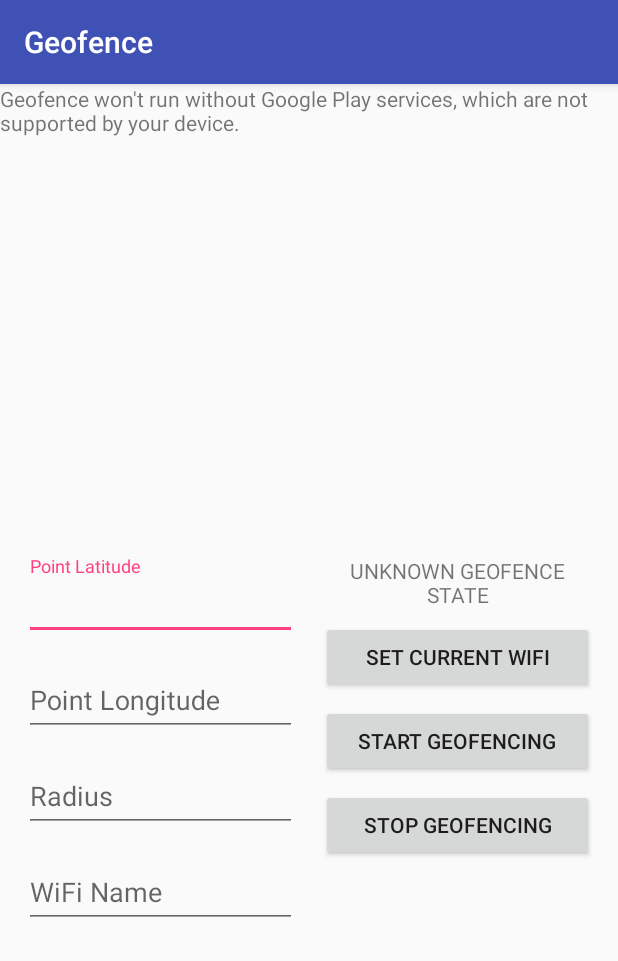
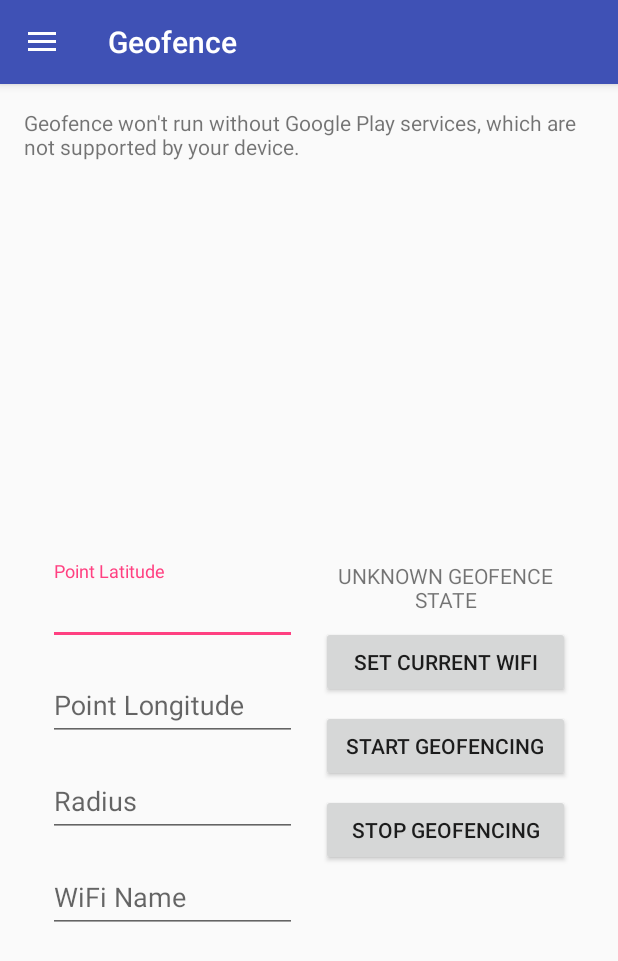
Before and after one commit to ashaevy/Geofence, an Android app: the screen it shows after launch (GeofenceActivity before the commit, MainActivity after it), on a phone screen of 412 x 824 dp. Shown: the top 961 px of the screen. Run offline under Robolectric (Android 15) with nearby library versions, the phone set to English and light mode, and no system bars; 5 statements that could not run were skipped.

Commit message:
Added Navigation Drawer. Moved everything from MainActivity to GeofenceFragment.

```diff
--- a/app/build.gradle
+++ b/app/build.gradle
@@ -35,7 +35,7 @@ android {
 
     // Remove mockRelease as it's not needed.
     android.variantFilter { variant ->
-        if(variant.buildType.name.equals('release')
+        if (variant.buildType.name.equals('release')
                 && variant.getFlavors().get(0).name.equals('mock')) {
             variant.setIgnore(true);
         }
@@ -48,6 +48,7 @@ dependencies {
     compile "com.google.android.gms:play-services:$rootProject.googlePlayServicesVersion"
 
     compile "com.android.support:appcompat-v7:$rootProject.supportLibraryVersion"
+    compile "com.android.support:support-v4:$rootProject.supportLibraryVersion"
     compile "com.android.support:design:$rootProject.supportLibraryVersion"
     compile "com.android.support.constraint:constraint-layout:$rootProject.constraintLayoutVersion"
 
--- a/app/src/main/AndroidManifest.xml
+++ b/app/src/main/AndroidManifest.xml
@@ -31,8 +31,9 @@
             android:value="@string/google_maps_key" />
 
         <activity
-            android:name=".GeofenceActivity"
-            android:label="@string/title_activity_geofence">
+            android:name=".MainActivity"
+            android:label="@string/title_activity_geofence"
+            android:theme="@style/AppTheme.NoActionBar">
             <intent-filter>
                 <action android:name="android.intent.action.MAIN" />
 
--- a/app/src/main/java/com/ashaevy/geofence/GeofenceActivity.java
+++ /dev/null
@@ -1,65 +0,0 @@
-package com.ashaevy.geofence;
-
-import android.os.Bundle;
-import android.support.v7.app.AppCompatActivity;
-
-import com.ashaevy.geofence.data.source.GeofenceDataSource;
-import com.ashaevy.geofence.transition.LocationBasedGeofenceHelper;
-
-/**
- * Main activity.
- */
-public class GeofenceActivity extends AppCompatActivity {
-
-    private GeofencePresenter mGeofencePresenter;
-
-    @Override
-    protected void onCreate(Bundle savedInstanceState) {
-        super.onCreate(savedInstanceState);
-        setContentView(R.layout.activity_geofence);
-
-        GeofenceContract.MapView mapView = ((GeofenceContract.MapView) getSupportFragmentManager().
-                findFragmentById(R.id.map));
-        GeofenceContract.ControlsView controlsView = ((GeofenceContract.ControlsView)
-                getSupportFragmentManager().findFragmentById(R.id.controls));
-
-        DialogsFragment dialogsFragment = ((DialogsFragment) getSupportFragmentManager().
-                findFragmentByTag(Constants.DIALOGS_FRAGMENT_TAG));
-        if (dialogsFragment == null) {
-            dialogsFragment = new DialogsFragment();
-            getSupportFragmentManager().beginTransaction().add(dialogsFragment,
-                    Constants.DIALOGS_FRAGMENT_TAG).commit();
-        }
-
-        GeofenceDataSource geofenceDataSource = Injection.provideGeofenceDataSource(this);
-        LocationBasedGeofenceHelper geofenceHelper = new LocationBasedGeofenceHelper(this);
-
-        GeofencePresenter.Views views = new GeofencePresenter.Views(mapView,
-                controlsView, dialogsFragment);
-
-        mGeofencePresenter = new GeofencePresenter(geofenceDataSource, views,
-                geofenceHelper);
-
-        mGeofencePresenter.create(savedInstanceState);
-
-    }
-
-    @Override
-    protected void onStart() {
-        super.onStart();
-        mGeofencePresenter.start(this);
-    }
-
-    @Override
-    protected void onSaveInstanceState(Bundle outState) {
-        super.onSaveInstanceState(outState);
-        mGeofencePresenter.saveInstanceState(outState);
-    }
-
-    @Override
-    protected void onStop() {
-        mGeofencePresenter.stop(this);
-        super.onStop();
-    }
-
-}
--- /dev/null
+++ b/app/src/main/java/com/ashaevy/geofence/GeofenceFragment.java
@@ -0,0 +1,75 @@
+package com.ashaevy.geofence;
+
+
+import android.os.Bundle;
+import android.support.annotation.Nullable;
+import android.support.v4.app.Fragment;
+import android.view.LayoutInflater;
+import android.view.View;
+import android.view.ViewGroup;
+
+import com.ashaevy.geofence.data.source.GeofenceDataSource;
+import com.ashaevy.geofence.transition.LocationBasedGeofenceHelper;
+
+/**
+ * Fragment that contains main application UI.
+ */
+public class GeofenceFragment extends Fragment {
+
+    private GeofencePresenter mGeofencePresenter;
+
+    public GeofenceFragment() {
+        // Required empty public constructor
+    }
+
+    @Override
+    public View onCreateView(LayoutInflater inflater, ViewGroup container,
+                             Bundle savedInstanceState) {
+        return inflater.inflate(R.layout.activity_geofence, container, false);
+    }
+
+    @Override
+    public void onViewCreated(View view, @Nullable Bundle savedInstanceState) {
+        super.onViewCreated(view, savedInstanceState);
+        GeofenceContract.MapView mapView = ((GeofenceContract.MapView) getChildFragmentManager().
+                findFragmentById(R.id.map));
+        GeofenceContract.ControlsView controlsView = ((GeofenceContract.ControlsView)
+                getChildFragmentManager().findFragmentById(R.id.controls));
+
+        DialogsFragment dialogsFragment = ((DialogsFragment) getFragmentManager().
+                findFragmentByTag(Constants.DIALOGS_FRAGMENT_TAG));
+        if (dialogsFragment == null) {
+            dialogsFragment = new DialogsFragment();
+            getChildFragmentManager().beginTransaction().add(dialogsFragment,
+                    Constants.DIALOGS_FRAGMENT_TAG).commit();
+        }
+
+        GeofenceDataSource geofenceDataSource = Injection.provideGeofenceDataSource(getActivity());
+        LocationBasedGeofenceHelper geofenceHelper = new LocationBasedGeofenceHelper(getActivity());
+
+        GeofencePresenter.Views views = new GeofencePresenter.Views(mapView,
+                controlsView, dialogsFragment);
+
+        mGeofencePresenter = new GeofencePresenter(geofenceDataSource, views,
+                geofenceHelper);
+        mGeofencePresenter.create(savedInstanceState);
+    }
+
+    @Override
+    public void onStart() {
+        super.onStart();
+        mGeofencePresenter.start(getActivity());
+    }
+
+    @Override
+    public void onSaveInstanceState(Bundle outState) {
+        super.onSaveInstanceState(outState);
+        mGeofencePresenter.saveInstanceState(outState);
+    }
+
+    @Override
+    public void onStop() {
+        mGeofencePresenter.stop(getActivity());
+        super.onStop();
+    }
+}
--- /dev/null
+++ b/app/src/main/java/com/ashaevy/geofence/MainActivity.java
@@ -0,0 +1,73 @@
+package com.ashaevy.geofence;
+
+import android.os.Bundle;
+import android.support.design.widget.NavigationView;
+import android.support.v4.view.GravityCompat;
+import android.support.v4.widget.DrawerLayout;
+import android.support.v7.app.ActionBarDrawerToggle;
+import android.support.v7.app.AppCompatActivity;
+import android.support.v7.widget.Toolbar;
+import android.view.MenuItem;
+
+/**
+ * Main activity.
+ */
+public class MainActivity extends AppCompatActivity
+        implements NavigationView.OnNavigationItemSelectedListener{
+
+    @Override
+    protected void onCreate(Bundle savedInstanceState) {
+        super.onCreate(savedInstanceState);
+        setContentView(R.layout.activity_main);
+
+        Toolbar toolbar = (Toolbar) findViewById(R.id.toolbar);
+        setSupportActionBar(toolbar);
+
+        DrawerLayout drawer = (DrawerLayout) findViewById(R.id.drawer_layout);
+        ActionBarDrawerToggle toggle = new ActionBarDrawerToggle(
+                this, drawer, toolbar, R.string.navigation_drawer_open, R.string.navigation_drawer_close);
+        drawer.setDrawerListener(toggle);
+        toggle.syncState();
+
+        NavigationView navigationView = (NavigationView) findViewById(R.id.nav_view);
+        navigationView.setNavigationItemSelectedListener(this);
+
+        if (savedInstanceState == null) {
+            navigationView.setCheckedItem(R.id.nav_geofence);
+            selectNavigationItem(R.id.nav_geofence);
+        }
+
+    }
+
+    @Override
+    public void onBackPressed() {
+        DrawerLayout drawer = (DrawerLayout) findViewById(R.id.drawer_layout);
+        if (drawer.isDrawerOpen(GravityCompat.START)) {
+            drawer.closeDrawer(GravityCompat.START);
+        } else {
+            super.onBackPressed();
+        }
+    }
+
+    @Override
+    public boolean onNavigationItemSelected(MenuItem item) {
+        int id = item.getItemId();
+
+        selectNavigationItem(id);
+
+        DrawerLayout drawer = (DrawerLayout) findViewById(R.id.drawer_layout);
+        drawer.closeDrawer(GravityCompat.START);
+        return true;
+    }
+
+    private void selectNavigationItem(int id) {
+        if (id == R.id.nav_geofence) {
+            GeofenceFragment geofenceFragment = new GeofenceFragment();
+            getSupportFragmentManager().beginTransaction().replace(R.id.content_frame,
+                    geofenceFragment).commit();
+        } else if (id == R.id.nav_preferences) {
+
+        }
+    }
+
+}
--- a/app/src/main/res/layout-land/activity_geofence.xml
+++ b/app/src/main/res/layout-land/activity_geofence.xml
@@ -11,7 +11,7 @@
         android:name="com.ashaevy.geofence.GeofenceMapFragment"
         android:layout_width="0dp"
         android:layout_height="match_parent"
-        tools:context="com.ashaevy.geofence.GeofenceActivity"
+        tools:context="com.ashaevy.geofence.MainActivity"
         android:layout_weight="5"/>
 
     <fragment
--- a/app/src/main/res/layout/activity_geofence.xml
+++ b/app/src/main/res/layout/activity_geofence.xml
@@ -10,7 +10,7 @@
         android:name="com.ashaevy.geofence.GeofenceMapFragment"
         android:layout_width="match_parent"
         android:layout_height="0dp"
-        tools:context="com.ashaevy.geofence.GeofenceActivity"
+        tools:context="com.ashaevy.geofence.MainActivity"
         android:layout_weight="4"/>
 
     <fragment
--- /dev/null
+++ b/app/src/main/res/layout/activity_main.xml
@@ -0,0 +1,25 @@
+<?xml version="1.0" encoding="utf-8"?>
+<android.support.v4.widget.DrawerLayout xmlns:android="http://schemas.android.com/apk/res/android"
+    xmlns:app="http://schemas.android.com/apk/res-auto"
+    xmlns:tools="http://schemas.android.com/tools"
+    android:id="@+id/drawer_layout"
+    android:layout_width="match_parent"
+    android:layout_height="match_parent"
+    android:fitsSystemWindows="true"
+    tools:openDrawer="start">
+
+    <include
+        layout="@layout/app_bar_main"
+        android:layout_width="match_parent"
+        android:layout_height="match_parent" />
+
+    <android.support.design.widget.NavigationView
+        android:id="@+id/nav_view"
+        android:layout_width="wrap_content"
+        android:layout_height="match_parent"
+        android:layout_gravity="start"
+        android:fitsSystemWindows="true"
+        app:headerLayout="@layout/nav_header_main"
+        app:menu="@menu/activity_main_drawer" />
+
+</android.support.v4.widget.DrawerLayout>
--- /dev/null
+++ b/app/src/main/res/layout/app_bar_main.xml
@@ -0,0 +1,26 @@
+<?xml version="1.0" encoding="utf-8"?>
+<android.support.design.widget.CoordinatorLayout xmlns:android="http://schemas.android.com/apk/res/android"
+    xmlns:app="http://schemas.android.com/apk/res-auto"
+    xmlns:tools="http://schemas.android.com/tools"
+    android:layout_width="match_parent"
+    android:layout_height="match_parent"
+    android:fitsSystemWindows="true"
+    tools:context="com.ashaevy.geofence.MainActivity">
+
+    <android.support.design.widget.AppBarLayout
+        android:layout_width="match_parent"
+        android:layout_height="wrap_content"
+        android:theme="@style/AppTheme.AppBarOverlay">
+
+        <android.support.v7.widget.Toolbar
+            android:id="@+id/toolbar"
+            android:layout_width="match_parent"
+            android:layout_height="?attr/actionBarSize"
+            android:background="?attr/colorPrimary"
+            app:popupTheme="@style/AppTheme.PopupOverlay" />
+
+    </android.support.design.widget.AppBarLayout>
+
+    <include layout="@layout/content_main" />
+
+</android.support.design.widget.CoordinatorLayout>
--- /dev/null
+++ b/app/src/main/res/layout/content_main.xml
@@ -0,0 +1,21 @@
+<?xml version="1.0" encoding="utf-8"?>
+<RelativeLayout xmlns:android="http://schemas.android.com/apk/res/android"
+    xmlns:app="http://schemas.android.com/apk/res-auto"
+    xmlns:tools="http://schemas.android.com/tools"
+    android:id="@+id/content_main"
+    android:layout_width="match_parent"
+    android:layout_height="match_parent"
+    android:paddingBottom="@dimen/activity_vertical_margin"
+    android:paddingLeft="@dimen/activity_horizontal_margin"
+    android:paddingRight="@dimen/activity_horizontal_margin"
+    android:paddingTop="@dimen/activity_vertical_margin"
+    app:layout_behavior="@string/appbar_scrolling_view_behavior"
+    tools:context="com.ashaevy.geofence.MainActivity"
+    tools:showIn="@layout/app_bar_main">
+
+    <FrameLayout
+        android:id="@+id/content_frame"
+        android:layout_width="match_parent"
+        android:layout_height="match_parent" />
+
+</RelativeLayout>
--- /dev/null
+++ b/app/src/main/res/menu/activity_main_drawer.xml
@@ -0,0 +1,15 @@
+<?xml version="1.0" encoding="utf-8"?>
+<menu xmlns:android="http://schemas.android.com/apk/res/android">
+
+    <group android:checkableBehavior="single">
+        <item
+            android:id="@+id/nav_geofence"
+            android:icon="@drawable/ic_menu_compass"
+            android:title="@string/nav_geofence" />
+        <item
+            android:id="@+id/nav_preferences"
+            android:icon="@drawable/ic_menu_preferences"
+            android:title="@string/nav_preferences" />
+    </group>
+
+</menu>
--- /dev/null
+++ b/app/src/main/res/values-v21/styles.xml
@@ -0,0 +1,9 @@
+<resources>
+
+    <style name="AppTheme.NoActionBar">
+        <item name="windowActionBar">false</item>
+        <item name="windowNoTitle">true</item>
+        <item name="android:windowDrawsSystemBarBackgrounds">true</item>
+        <item name="android:statusBarColor">@android:color/transparent</item>
+    </style>
+</resources>
--- /dev/null
+++ b/app/src/main/res/values/dimens.xml
@@ -0,0 +1,8 @@
+<resources>
+    <!-- Default screen margins, per the Android Design guidelines. -->
+    <dimen name="nav_header_vertical_spacing">16dp</dimen>
+    <dimen name="nav_header_height">160dp</dimen>
+    <!-- Default screen margins, per the Android Design guidelines. -->
+    <dimen name="activity_horizontal_margin">16dp</dimen>
+    <dimen name="activity_vertical_margin">16dp</dimen>
+</resources>
--- /dev/null
+++ b/app/src/main/res/values/drawables.xml
@@ -0,0 +1,4 @@
+<resources>
+    <item name="ic_menu_compass" type="drawable">@android:drawable/ic_menu_compass</item>
+    <item name="ic_menu_preferences" type="drawable">@android:drawable/ic_menu_preferences</item>
+</resources>
--- a/app/src/main/res/values/strings.xml
+++ b/app/src/main/res/values/strings.xml
@@ -51,4 +51,14 @@
     <string name="radius_validation_error">Radius should be positive.</string>
     <string name="double_validation_error">Invalid value!</string>
     <string name="empty_value_validation_error">Empty values not allowed!</string>
+    <string name="title_activity_main">MainActivity</string>
+
+    <string name="navigation_drawer_open">Open navigation drawer</string>
+    <string name="navigation_drawer_close">Close navigation drawer</string>
+
+    <string name="nav_geofence">Geofence</string>
+    <string name="nav_preferences">Preferences</string>
+    <string name="nav_header_title">Geofence detector</string>
+    <string name="nav_header_email">ashaevy@gmail.com</string>
+
 </resources>
--- a/app/src/main/res/values/styles.xml
+++ b/app/src/main/res/values/styles.xml
@@ -8,4 +8,13 @@
         <item name="colorAccent">@color/colorAccent</item>
     </style>
 
+    <style name="AppTheme.NoActionBar">
+        <item name="windowActionBar">false</item>
+        <item name="windowNoTitle">true</item>
+    </style>
+
+    <style name="AppTheme.AppBarOverlay" parent="ThemeOverlay.AppCompat.Dark.ActionBar" />
+
+    <style name="AppTheme.PopupOverlay" parent="ThemeOverlay.AppCompat.Light" />
+
 </resources>
```
Also changed, not shown: app/src/main/res/drawable/side_nav_bar.xml (added, +9 -0 lines), app/src/main/res/layout/nav_header_main.xml (added, +35 -0 lines), 2 other files.
